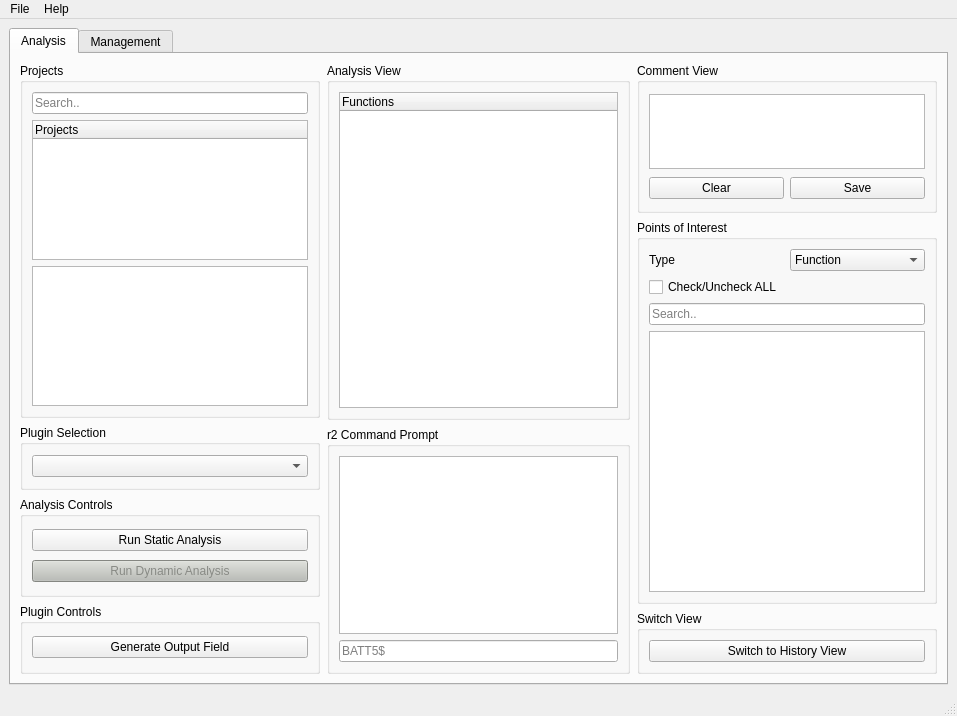
Old version of the form src/GUI/ui_files/BATT5_GUI.ui in the repository adalio0/BATT5.
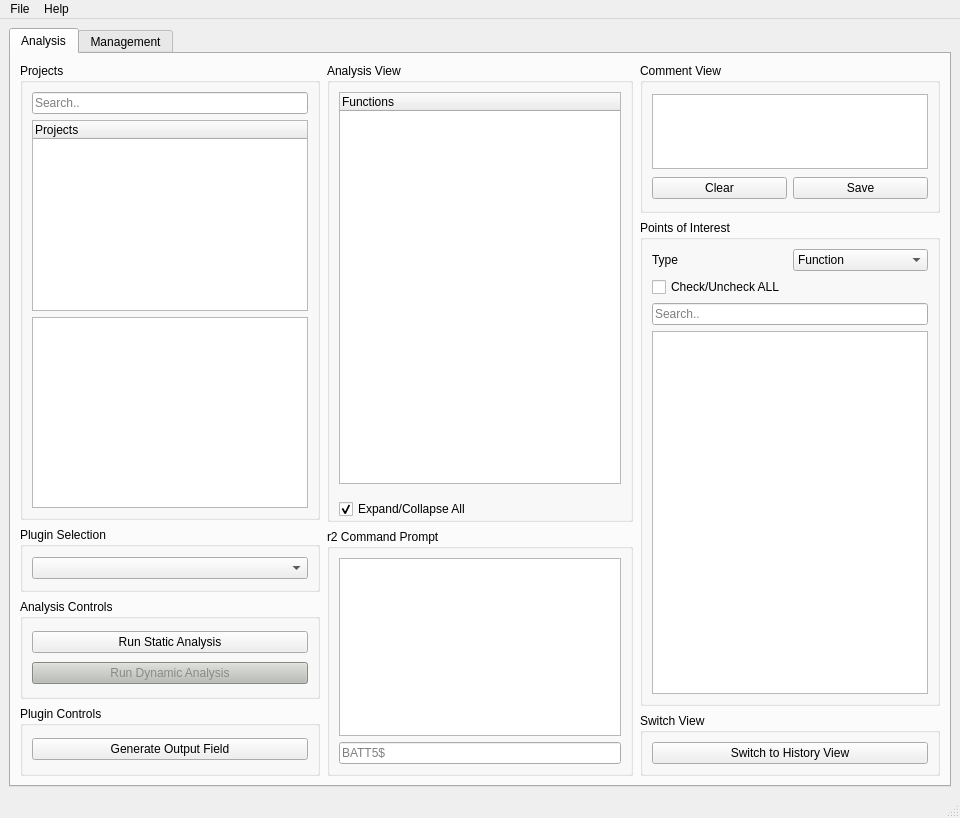
New version of the form.

Commit message: Add functionality for expand/collapse all POI

What changed in the file:
```diff
--- a/src/GUI/ui_files/BATT5_GUI.ui
+++ b/src/GUI/ui_files/BATT5_GUI.ui
@@ -9,8 +9,8 @@
    <rect>
     <x>0</x>
     <y>0</y>
-    <width>957</width>
-    <height>716</height>
+    <width>960</width>
+    <height>818</height>
    </rect>
   </property>
   <property name="windowTitle">
@@ -140,8 +140,8 @@
                     <string>&lt;!DOCTYPE HTML PUBLIC &quot;-//W3C//DTD HTML 4.0//EN&quot; &quot;http://www.w3.org/TR/REC-html40/strict.dtd&quot;&gt;
 &lt;html&gt;&lt;head&gt;&lt;meta name=&quot;qrichtext&quot; content=&quot;1&quot; /&gt;&lt;style type=&quot;text/css&quot;&gt;
 p, li { white-space: pre-wrap; }
-&lt;/style&gt;&lt;/head&gt;&lt;body style=&quot; font-family:'MS Shell Dlg 2'; font-size:8.25pt; font-weight:400; font-style:normal;&quot;&gt;
-&lt;p style=&quot;-qt-paragraph-type:empty; margin-top:0px; margin-bottom:0px; margin-left:0px; margin-right:0px; -qt-block-indent:0; text-indent:0px; font-size:7.8pt;&quot;&gt;&lt;br /&gt;&lt;/p&gt;&lt;/body&gt;&lt;/html&gt;</string>
+&lt;/style&gt;&lt;/head&gt;&lt;body style=&quot; font-family:'Ubuntu'; font-size:11pt; font-weight:400; font-style:normal;&quot;&gt;
+&lt;p style=&quot;-qt-paragraph-type:empty; margin-top:0px; margin-bottom:0px; margin-left:0px; margin-right:0px; -qt-block-indent:0; text-indent:0px; font-family:'MS Shell Dlg 2'; font-size:8pt;&quot;&gt;&lt;br /&gt;&lt;/p&gt;&lt;/body&gt;&lt;/html&gt;</string>
                    </property>
                   </widget>
                  </item>
@@ -333,6 +333,23 @@
                    </widget>
                   </widget>
                  </item>
+                 <item>
+                  <layout class="QHBoxLayout" name="horizontalLayout_3">
+                   <property name="leftMargin">
+                    <number>9</number>
+                   </property>
+                   <item>
+                    <widget class="QCheckBox" name="expandCollapseAll_check">
+                     <property name="text">
+                      <string>Expand/Collapse All</string>
+                     </property>
+                     <property name="checked">
+                      <bool>true</bool>
+                     </property>
+                    </widget>
+                   </item>
+                  </layout>
+                 </item>
                 </layout>
                </widget>
               </item>
@@ -1824,8 +1841,8 @@
     <rect>
      <x>0</x>
      <y>0</y>
-     <width>957</width>
-     <height>21</height>
+     <width>960</width>
+     <height>25</height>
     </rect>
    </property>
    <widget class="QMenu" name="file_menu">
```
Left out of the diff: 94 changed lines with no effect on the pictures. The commit also changes 2 other files.
